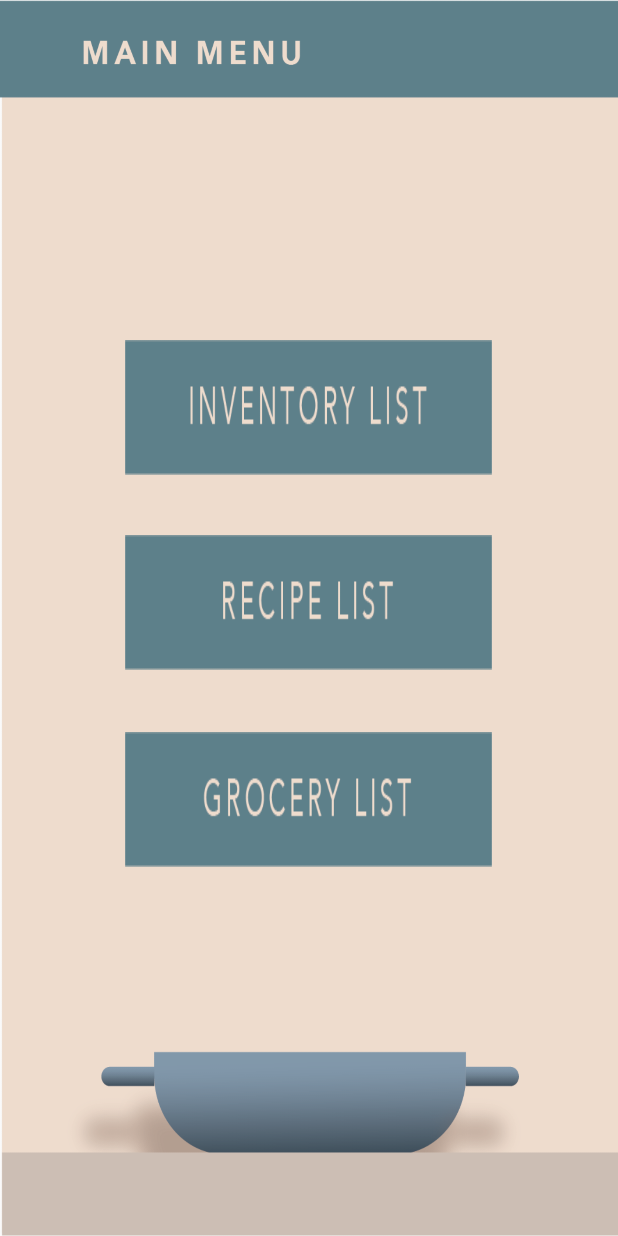
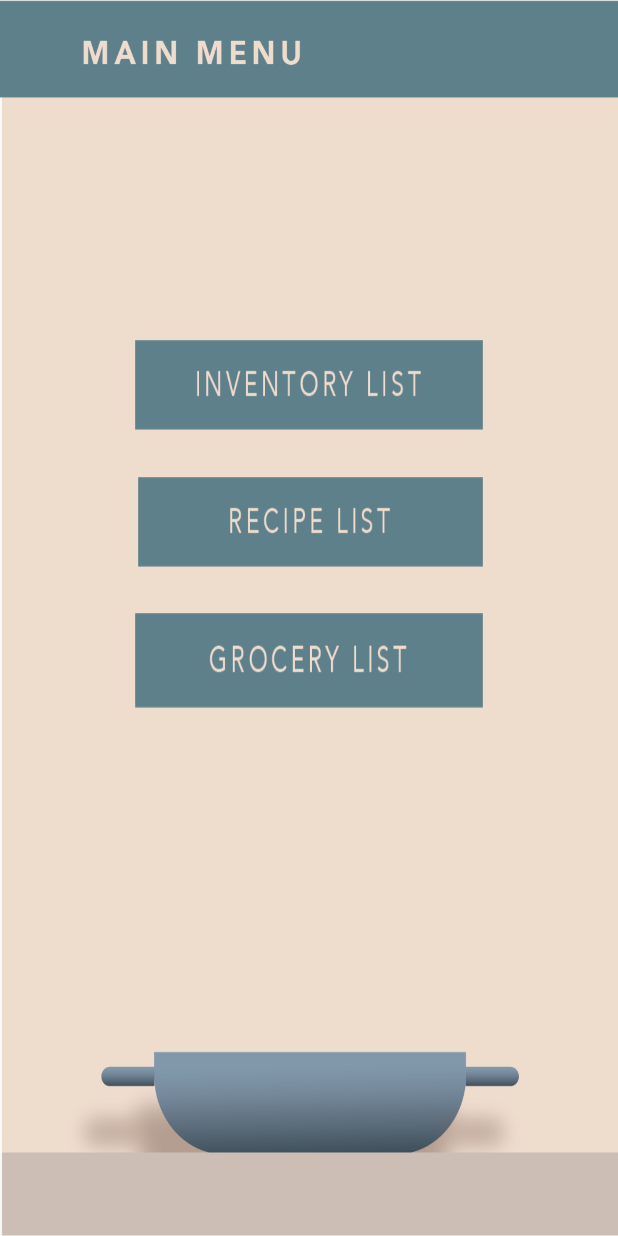
Before and after one commit to cdj9837/cookMe, an Android app: the MainActivity screen opened directly, with no data from a screen before it, on a phone screen of 412 x 824 dp. Run offline under Robolectric (Android 15) with nearby library versions, the phone set to English and light mode, and no system bars.

```diff
--- a/app/src/main/res/layout/activity_main.xml
+++ b/app/src/main/res/layout/activity_main.xml
@@ -10,39 +10,40 @@
 
     <Button
         android:id="@+id/inventory"
-        android:layout_width="wrap_content"
-        android:layout_height="wrap_content"
+        android:layout_width="230dp"
+        android:layout_height="60dp"
         android:layout_alignParentStart="true"
         android:layout_alignParentEnd="true"
         android:layout_alignParentBottom="true"
-        android:layout_marginStart="83dp"
-        android:layout_marginEnd="84dp"
-        android:layout_marginBottom="507dp"
-        android:background="@drawable/inventory_list_button"/>
+        android:layout_marginStart="90dp"
+        android:layout_marginEnd="90dp"
+        android:layout_marginBottom="537dp"
+        android:background="@drawable/inventory_list_button" />
 
     <Button
         android:id="@+id/recipe"
-        android:layout_width="wrap_content"
-        android:layout_height="wrap_content"
+        android:layout_width="230dp"
+        android:layout_height="60dp"
+        android:layout_alignParentEnd="true"
+        android:layout_alignParentBottom="true"
+        android:layout_centerHorizontal="true"
+        android:layout_marginStart="90dp"
+        android:layout_marginEnd="90dp"
+        android:layout_marginBottom="446dp"
+        android:background="@drawable/recipe_list_button" />
+
+    <Button
+        android:id="@+id/grocery"
+        android:layout_width="230dp"
+        android:layout_height="63dp"
         android:layout_alignParentStart="true"
         android:layout_alignParentEnd="true"
         android:layout_alignParentBottom="true"
-        android:layout_marginStart="83dp"
-        android:layout_marginEnd="84dp"
-        android:layout_marginBottom="377dp"
-        android:background="@drawable/recipe_list_button"/>
-
-    <Button
-        android:id="@+id/grocery"
-        android:layout_width="wrap_content"
-        android:layout_height="wrap_content"
-        android:layout_alignParentStart="true"
-        android:layout_alignParentEnd="true"
-        android:layout_alignParentBottom="true"
-        android:layout_marginStart="83dp"
-        android:layout_marginEnd="84dp"
-        android:layout_marginBottom="246dp"
-        android:background="@drawable/grocery_list_button"/>
+        android:layout_centerHorizontal="true"
+        android:layout_marginStart="90dp"
+        android:layout_marginEnd="90dp"
+        android:layout_marginBottom="352dp"
+        android:background="@drawable/grocery_list_button" />
 
 
 </RelativeLayout>
```
